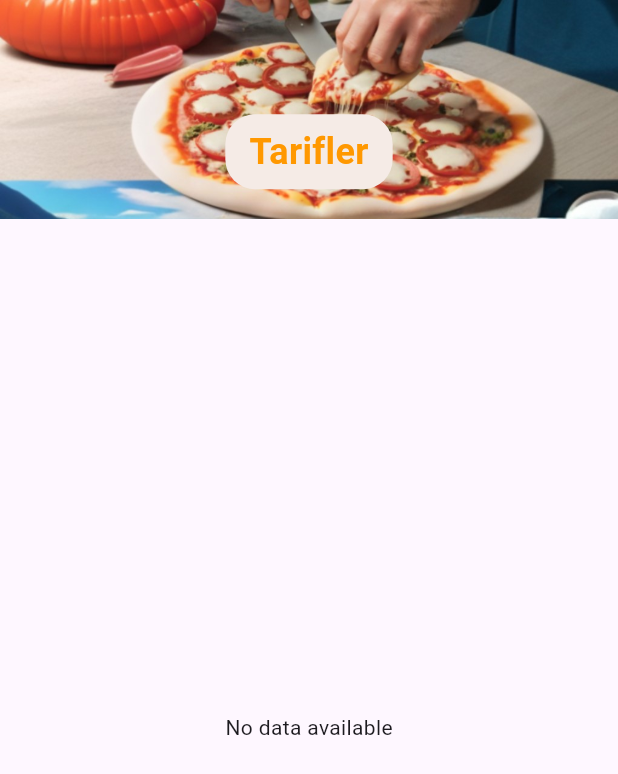
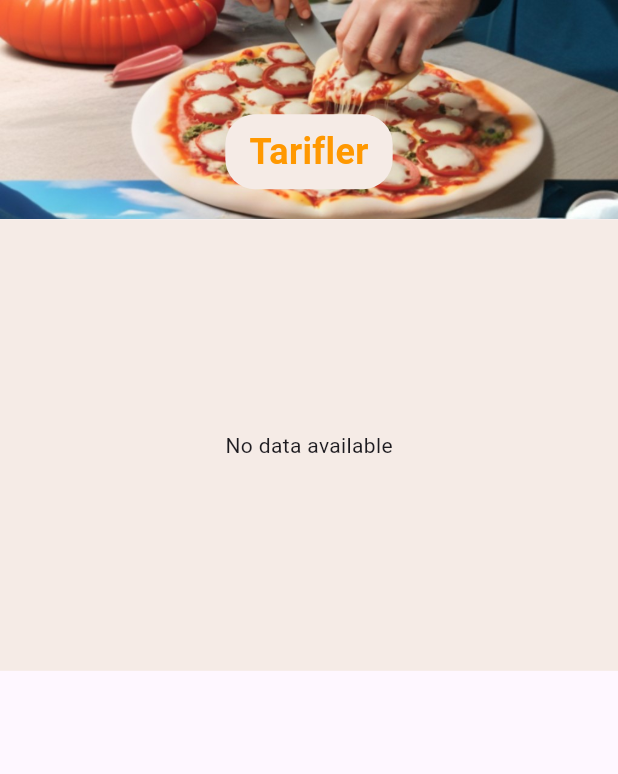
Before and after one commit to Dsoylular/DijitalMutfagim, a Flutter app: what buildTariflerimPage() shows on an empty page, opened directly, on a phone screen of 412 x 824 dp. Shown: the top 774 px of the screen. Run offline on Flutter 3.47's test engine with Material 3 defaults, Android fonts, the phone set to English and light mode, and no system bars; our stand-ins replace cloud_firestore, firebase_core, google_generative_ai; accounts and stored records are empty; network calls fail.

Commit message:
Small ui changes

```diff
--- a/lib/addPage.dart
+++ b/lib/addPage.dart
@@ -10,7 +10,7 @@ Future<String?> talkWithGemini(List<String> malzemeler, List<String> limitler) a
       "Elimde $ingredients var. Bu malzemelerin hepsini kullanmak zorunda değilim. Bana yapabileceğim $limitations bir yemek tarifi.";
   final content = Content.text(message);
   final response = await model.generateContent([content]);
-  print("Response from gemini is: ${response.text}");
+  // print("Response from gemini is: ${response.text}");
   return response.text;
 }
 
--- a/lib/tarifPage.dart
+++ b/lib/tarifPage.dart
@@ -1,3 +1,4 @@
+import 'package:flutter/cupertino.dart';
 import 'package:flutter/material.dart';
 import 'package:cloud_firestore/cloud_firestore.dart';
 import 'appColors.dart';
@@ -32,7 +33,10 @@ Widget buildTariflerimPage() {
             ),
           ],
         ),
-        Expanded(
+        Container(
+          height: 301,
+          color: cream,
+          child: Expanded(
             child: FutureBuilder<List<dynamic>>(
               future: getTariflerim(),
               builder: (context, snapshot) {
@@ -83,10 +87,12 @@ Widget buildTariflerimPage() {
               },
             ),
           ),
+        ),
       ],
     ),
   );
 }
+
 
 Future<List<dynamic>> getTariflerim() async {
   try {
```
Also changed, not shown: lib/EntryPage.dart (+10 -6 lines). Lines whose indentation alone changed are shown as unchanged.
